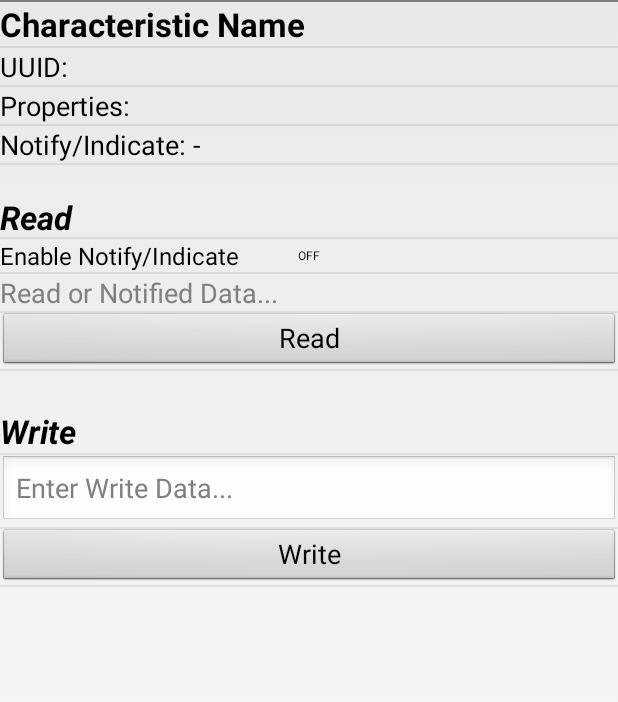
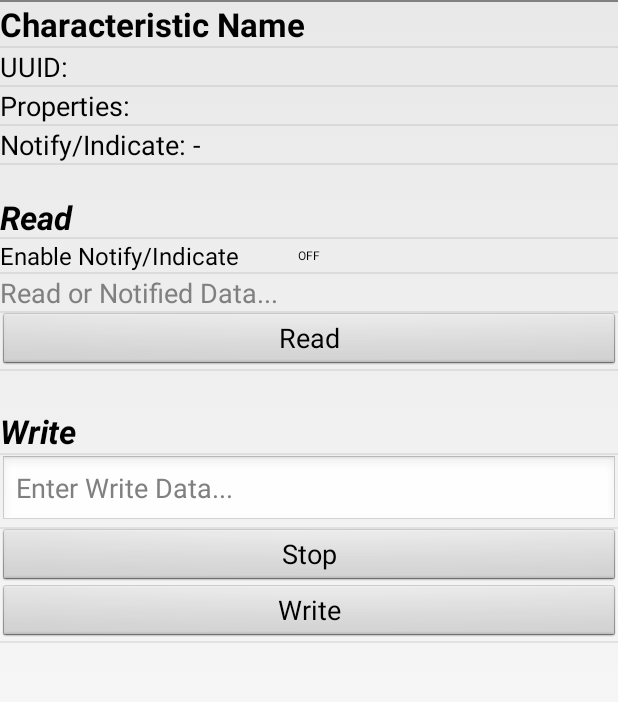
Before and after one commit to MickJun/DrMax8000_Controller, an Android app: the layout activity_device_characteristic.xml on its own in the app's theme, with its tools: preview values and no code run, on a phone screen of 412 x 824 dp, the part 36-738 px from its top. Run offline under Robolectric (Android 15) with nearby library versions, the phone set to English and light mode, and no system bars.

Commit message:
Ble20190923-add stop button

```diff
--- a/app/src/main/res/layout/activity_device_characteristic.xml
+++ b/app/src/main/res/layout/activity_device_characteristic.xml
@@ -228,16 +228,25 @@
             android:id="@+id/textView11"
             android:layout_below="@+id/characteristic_write"
             android:layout_alignParentStart="true" />
-
+        <Button
+            style="?android:attr/buttonStyleSmall"
+            android:layout_width="fill_parent"
+            android:layout_height="wrap_content"
+            android:text="Stop"
+            android:id="@+id/characteristic_stop_button"
+            android:layout_below="@+id/textView11"
+            android:layout_alignParentStart="true"
+            android:layout_alignEnd="@+id/textView11"
+            android:textAppearance="?android:attr/textAppearanceMedium" />
         <Button
             style="?android:attr/buttonStyleSmall"
             android:layout_width="fill_parent"
             android:layout_height="wrap_content"
             android:text="Write"
             android:id="@+id/characteristic_write_button"
-            android:layout_below="@+id/textView11"
+            android:layout_below="@+id/characteristic_stop_button"
             android:layout_alignParentStart="true"
-            android:layout_alignEnd="@+id/textView11"
+            android:layout_alignEnd="@+id/characteristic_stop_button"
             android:textAppearance="?android:attr/textAppearanceMedium" />
 
         <TextView
```
Also changed, not shown: app/src/main/java/com/benqmedicaltech/Q300_Table_Controller/DeviceCharacteristicActivity.java (+41 -20 lines).
